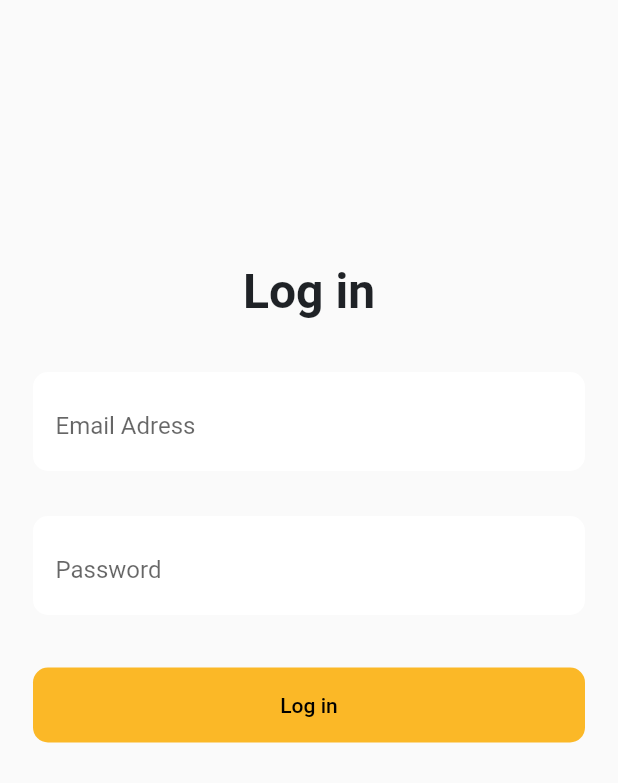
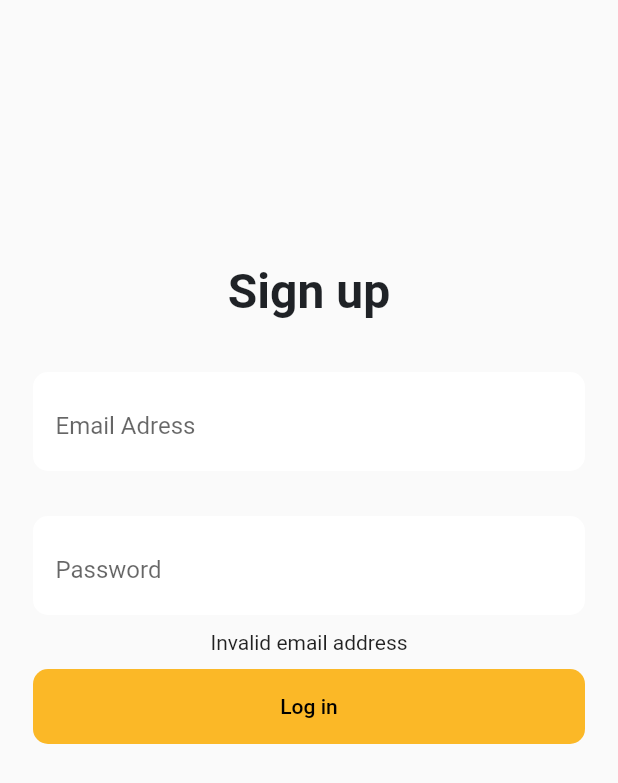
Before and after one commit to elia-driesner/app, a Flutter app: the screen it shows after launch, after a tap on "Log in", on a phone screen of 412 x 824 dp. Shown: the top 783 px of the screen. Run offline on Flutter 3.47's test engine with Material 2 defaults, Android fonts, the phone set to English and light mode, and no system bars; our stand-ins replace firebase_auth, firebase_core; accounts and stored records are empty.

Commit message:
added error messages

```diff
--- a/lib/auth/signInPage.dart
+++ b/lib/auth/SignUpPage.dart
@@ -1,17 +1,43 @@
 import 'package:flutter/material.dart';
+import 'firebaseAuth.dart';
 
-class signInPage extends StatefulWidget {
-  const signInPage({Key? key}) : super(key: key);
+class SignUpPage extends StatefulWidget {
+  const SignUpPage({Key? key}) : super(key: key);
 
   @override
-  State<signInPage> createState() => _signInPageState();
+  State<SignUpPage> createState() => _SignUpPageState();
 }
 
-class _signInPageState extends State<signInPage> {
+class _SignUpPageState extends State<SignUpPage> {
   final emailController = TextEditingController();
   final passwordController = TextEditingController();
 
-  void sign_up({required String email, required String password}) {}
+  String? signUpStatusMessage;
+
+  void sign_up({required String email, required String password}) async {
+    if (email.contains('@') != true) {
+      signUpStatusMessage = 'Invalid email address';
+    } else if (password.length <= 5) {
+      signUpStatusMessage = 'Password is too short';
+    } else if (signUpStatusMessage == 'Already in use') {
+      signUpStatusMessage = 'Email already in use';
+    } else {
+      final user = Auth(email: email, password: password);
+      var signUpStatus = user.signUp();
+      setState(() {
+        signUpStatusMessage = '';
+      });
+      signUpStatusMessage = await signUpStatus;
+      while (signUpStatusMessage == '') {
+        await Future.delayed(Duration(seconds: 1));
+        signUpStatusMessage = await signUpStatus;
+      }
+    }
+
+    setState(() {
+      signUpStatusMessage;
+    });
+  }
 
   @override
   Widget build(BuildContext context) {
@@ -26,7 +52,7 @@ class _signInPageState extends State<signInPage> {
                   alignment: Alignment.topCenter,
                   child: Container(
                     margin: const EdgeInsets.fromLTRB(0, 15, 0, 5),
-                    child: const Text('Log in',
+                    child: const Text('Sign up',
                         style: TextStyle(
                             fontSize: 32,
                             color: Color(0xFF1F2226),
@@ -73,7 +99,13 @@ class _signInPageState extends State<signInPage> {
                     ),
                   ),
                   Container(
-                    margin: const EdgeInsets.fromLTRB(17, 35, 17, 0),
+                    child: signUpStatusMessage != null
+                        ? Text(signUpStatusMessage.toString())
+                        : Container(),
+                    margin: const EdgeInsets.fromLTRB(0, 10, 0, 10),
+                  ),
+                  Container(
+                    margin: const EdgeInsets.fromLTRB(17, 0, 17, 0),
                     child: ElevatedButton(
                       style: ElevatedButton.styleFrom(
                         minimumSize: const Size(500, 50),
@@ -84,9 +116,20 @@ class _signInPageState extends State<signInPage> {
                         ),
                       ),
                       child: const Text('Log in'),
-                      onPressed: () => {debugPrint(emailController.text)},
+                      onPressed: () => sign_up(
+                          email: emailController.text,
+                          password: passwordController.text),
                     ),
-                  )
+                  ),
+                  signUpStatusMessage != null &&
+                          signUpStatusMessage != 'Password is too short' &&
+                          signUpStatusMessage != 'Invalid email address' &&
+                          signUpStatusMessage != 'Email already in use'
+                      ? Container(
+                          child: CircularProgressIndicator(),
+                          margin: const EdgeInsets.fromLTRB(0, 35, 0, 0),
+                        )
+                      : Container()
                 ]))
               ])),
         )
--- a/lib/auth/firebaseAuth.dart
+++ b/lib/auth/firebaseAuth.dart
@@ -6,19 +6,20 @@ class Auth {
 
   Auth({required this.email, required this.password});
 
-  void signUp() async {
+  Future<String?> signUp() async {
     try {
       UserCredential userCredential = await FirebaseAuth.instance
           .createUserWithEmailAndPassword(
               email: this.email.toString(), password: this.password.toString());
+      return ('User created');
     } on FirebaseAuthException catch (e) {
       if (e.code == 'weak-password') {
-        print('The password provided is too weak.');
+        return ('Weak password');
       } else if (e.code == 'email-already-in-use') {
-        print('The account already exists for that email.');
+        return ('Email already in use');
       }
     } catch (e) {
-      print(e);
+      return ('error');
     }
   }
 
--- a/lib/main.dart
+++ b/lib/main.dart
@@ -4,7 +4,7 @@ import 'firebase_options.dart';
 import 'package:firebase_auth/firebase_auth.dart';
 import 'auth/firebaseAuth.dart';
 
-import 'auth/signInPage.dart';
+import 'auth/SignUpPage.dart';
 
 void main() async {
   WidgetsFlutterBinding.ensureInitialized();
@@ -27,7 +27,7 @@ class App extends StatelessWidget {
           primarySwatch: Colors.orange,
         ),
         home: Scaffold(
-          body: SafeArea(child: signInPage()),
+          body: SafeArea(child: SignUpPage()),
         ));
   }
 }
```
